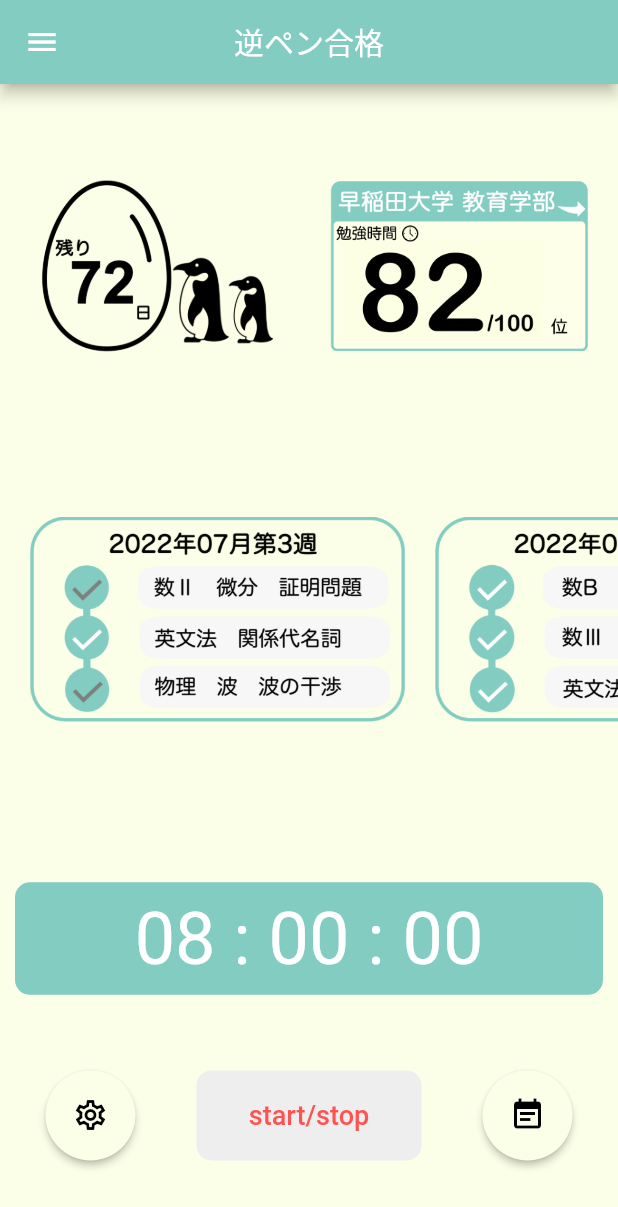
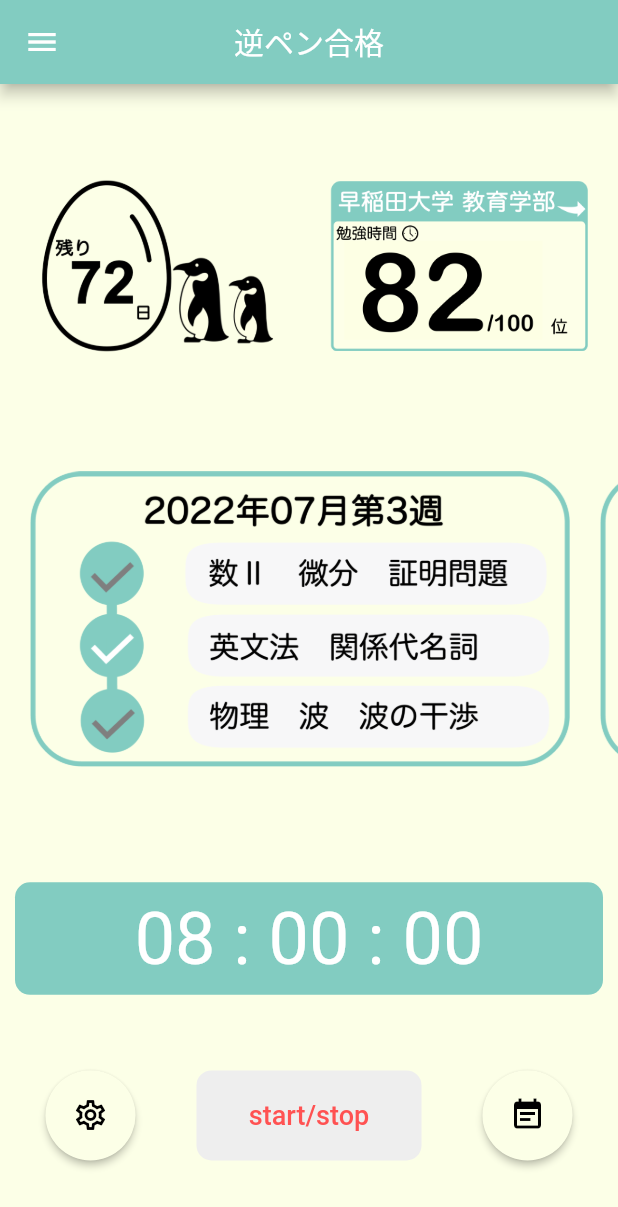
Before and after one commit to mon50/back_calculation, a Flutter app: the MainPage screen opened directly, on a phone screen of 412 x 824 dp. Shown: the top 1207 px of the screen. Run offline on Flutter 3.47's test engine with Material 2 defaults, Android fonts, the phone set to English and light mode, and no system bars; our stand-ins replace select_form_field.

Commit message:
weekly_todo3.pngとweekly_todo4.pngが入ってるContainerのwidthを380に変更

```diff
--- a/lib/mainpage.dart
+++ b/lib/mainpage.dart
@@ -193,7 +193,7 @@ class _MainPageState extends State<MainPage> {
                   Padding(
                     padding: EdgeInsetsDirectional.fromSTEB(0, 2, 0, 2),
                     child: Container(
-                      width: 270,
+                      width: 380,
                       height: 220,
                       decoration: BoxDecoration(
                         color: kBackColour,
@@ -221,7 +221,7 @@ class _MainPageState extends State<MainPage> {
                   Padding(
                     padding: EdgeInsetsDirectional.fromSTEB(0, 2, 0, 2),
                     child: Container(
-                      width: 270,
+                      width: 380,
                       height: 220,
                       decoration: BoxDecoration(
                         color: kBackColour,
```
